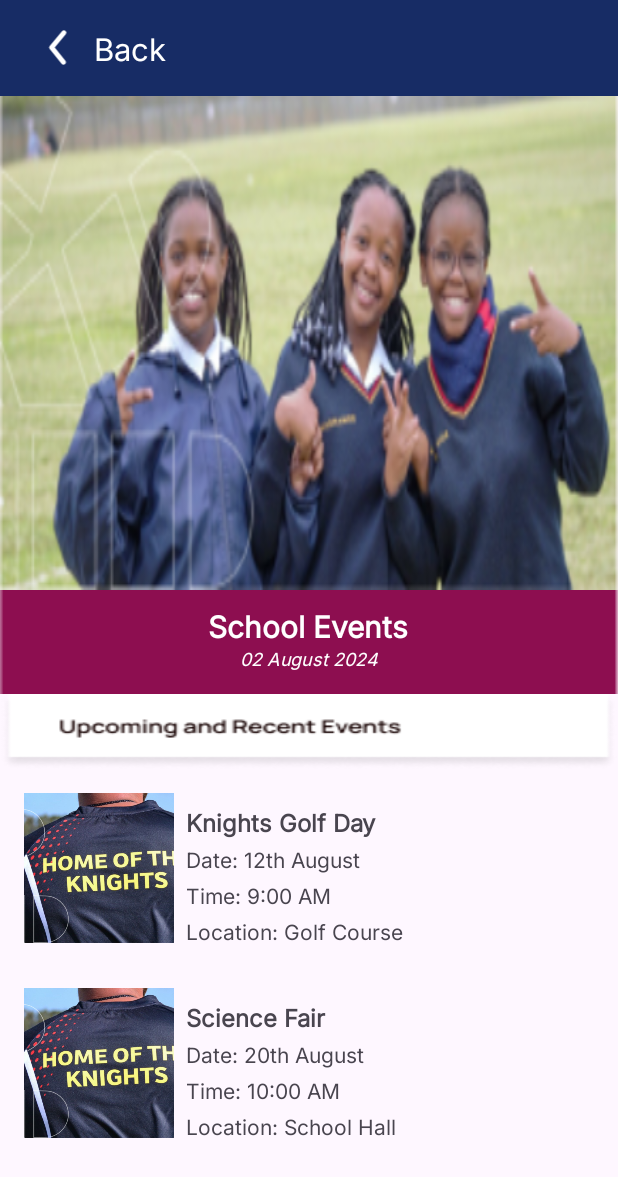
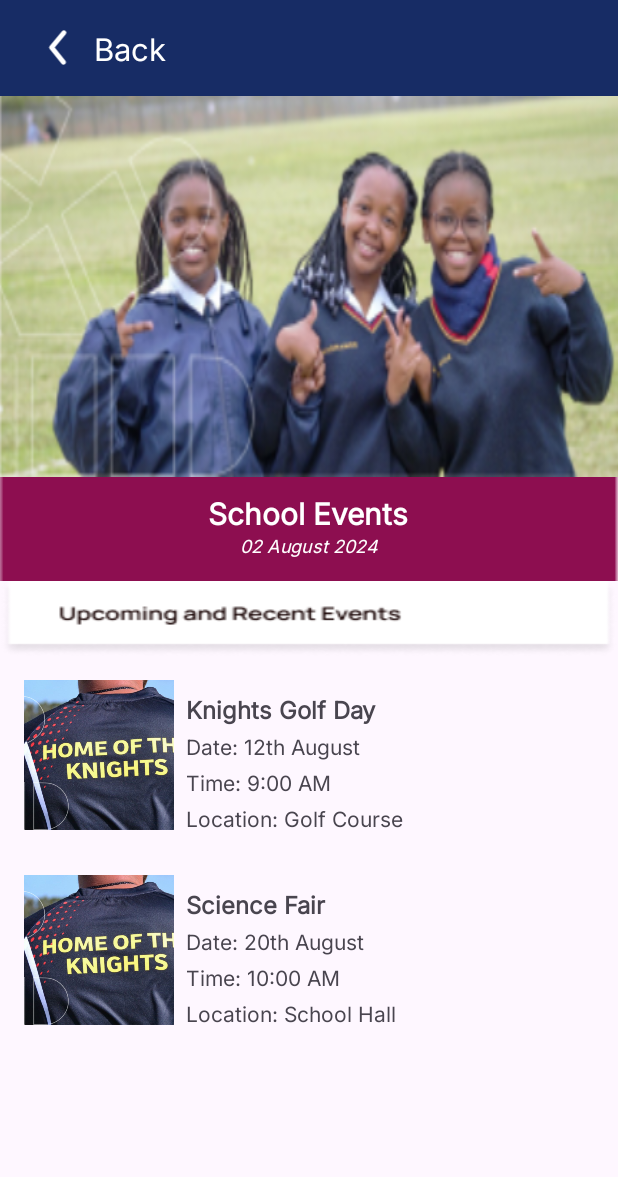
Before and after one commit to ST10050487/XBCAD, an Android app built with Jetpack Compose: the screen it shows after launch (UpcomingRecentEvents), on a phone screen of 412 x 824 dp. Shown: the top 1177 px of the screen. Run offline under Robolectric (Android 15) with nearby library versions, the phone set to English and light mode, and no system bars; our stand-ins replace sdp/ssp sizes.

Commit message:
Update activity_upcoming_recent_events.xml

```diff
--- a/app/src/main/res/layout/activity_upcoming_recent_events.xml
+++ b/app/src/main/res/layout/activity_upcoming_recent_events.xml
@@ -44,16 +44,15 @@
     <!-- Event image occupying the top half of the screen -->
     <ImageView
         android:id="@+id/half_image"
-        android:layout_width="0dp"
-        android:layout_height="0dp"
-        android:layout_marginTop="0dp"
+        android:layout_width="415dp"
+        android:layout_height="254dp"
+        android:scaleType="fitXY"
         android:src="@drawable/eventhomepic"
-        android:scaleType="fitXY"
+        app:layout_constraintEnd_toEndOf="parent"
+        app:layout_constraintHeight_percent="0.4"
+        app:layout_constraintStart_toStartOf="parent"
         app:layout_constraintTop_toBottomOf="@+id/toolbar"
-        app:layout_constraintWidth_percent="1.0"
-        app:layout_constraintHeight_percent="0.4"
-        app:layout_constraintEnd_toEndOf="parent"
-        app:layout_constraintStart_toStartOf="parent" />
+        app:layout_constraintWidth_percent="1.0" />
 
     <!-- Event Title Bar below image -->
     <LinearLayout
```
